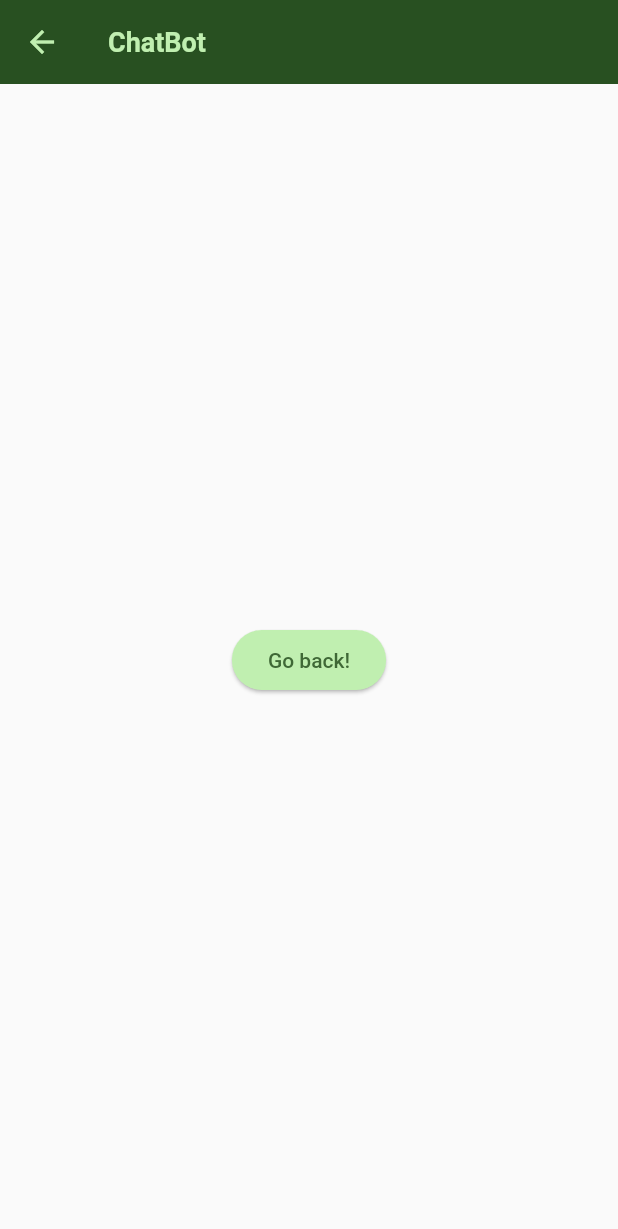
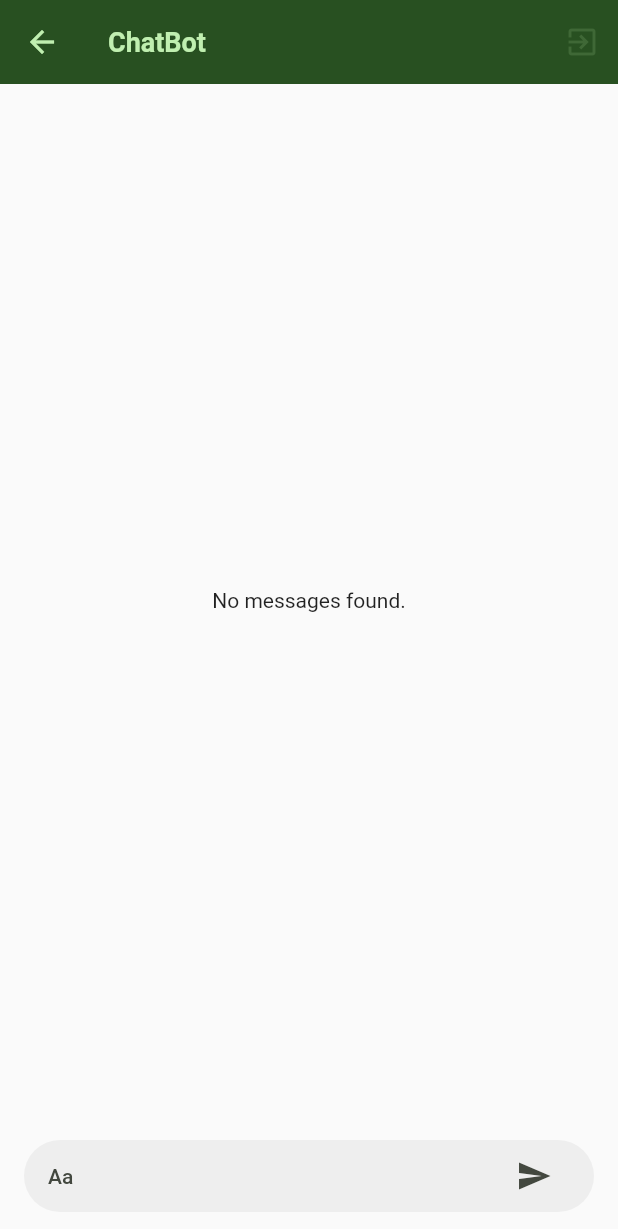
Before and after one commit to congltk1234/Chatbot-Summary, a Flutter app: the ChatScreen screen opened by its route, on a phone screen of 412 x 824 dp. Shown: the top 1229 px of the screen. Run offline on Flutter 3.47's test engine with Material 2 defaults, Android fonts, the phone set to English and light mode, and no system bars.

Commit message:
Chat Screen: sendMsgWidget and show msgfield

```diff
--- a/brycen_chat_app/lib/screens/chat_screen.dart
+++ b/brycen_chat_app/lib/screens/chat_screen.dart
@@ -1,3 +1,5 @@
+import 'package:brycen_chat_app/widgets/chat_message.dart';
+import 'package:brycen_chat_app/widgets/new_message.dart';
 import 'package:flutter/material.dart';
 
 class ChatScreen extends StatefulWidget {
@@ -14,22 +16,31 @@ class _ChatScreenState extends State<ChatScreen> {
     return Scaffold(
       appBar: AppBar(
         title: const Text('ChatBot'),
+        actions: [
+          IconButton(
+            onPressed: () {},
+            icon: Icon(
+              Icons.exit_to_app,
+              color: Theme.of(context).colorScheme.primary,
+            ),
+          ),
+        ],
       ),
-      body: Center(
-        child: ElevatedButton(
-          // Within the SecondScreen widget
-          onPressed: () {
-            Navigator.pop(context);
-          },
-          child: const Text('Go back!'),
-        ),
+      body: const Column(
+        children: [
+          Expanded(child: ChatMessages()),
+          NewMessage(),
+        ],
       ),
+      //  Center(
+      //   child: ElevatedButton(
+      //     // Within the SecondScreen widget
+      //     onPressed: () {
+      //       Navigator.pop(context);
+      //     },
+      //     child: const Text('Go back!'),
+      //   ),
+      // ),
     );
   }
 }
-
-
-// return Scaffold(
-//       appBar: AppBar(
-//         title: const Text('Second Screen'),
-//       ),
--- /dev/null
+++ b/brycen_chat_app/lib/widgets/chat_message.dart
@@ -0,0 +1,12 @@
+import 'package:flutter/material.dart';
+
+class ChatMessages extends StatelessWidget {
+  const ChatMessages({super.key});
+
+  @override
+  Widget build(BuildContext context) {
+    return Center(
+      child: Text('No messages found.'),
+    );
+  }
+}
--- /dev/null
+++ b/brycen_chat_app/lib/widgets/new_message.dart
@@ -0,0 +1,84 @@
+import 'package:flutter/material.dart';
+
+class NewMessage extends StatefulWidget {
+  const NewMessage({super.key});
+
+  @override
+  State<StatefulWidget> createState() {
+    return _NewMessageState();
+  }
+}
+
+class _NewMessageState extends State<NewMessage> {
+  var _messageController = TextEditingController();
+
+  @override
+  void dispose() {
+    _messageController.dispose();
+    super.dispose();
+  }
+
+  void _submitMessage() {
+    final enteredMessage = _messageController.text;
+
+    if (enteredMessage.trim().isEmpty) {
+      return;
+    }
+    // send to fitebase
+    _messageController.clear();
+  }
+
+  @override
+  Widget build(BuildContext context) {
+    return // input box
+        Container(
+      decoration: BoxDecoration(
+        color: Colors.grey[200],
+        borderRadius: BorderRadius.circular(32.0),
+      ),
+      margin: const EdgeInsets.symmetric(vertical: 16.0, horizontal: 16.0),
+      padding: const EdgeInsets.symmetric(vertical: 0.0, horizontal: 16.0),
+      child: Row(
+        children: [
+          Expanded(
+            child: TextField(
+              controller: _messageController,
+              decoration: const InputDecoration.collapsed(hintText: 'Aa'),
+            ),
+          ),
+          IconButton(
+              icon: const Icon(Icons.send),
+              onPressed: () {
+                _submitMessage;
+              }
+              // listen to apikey to see if changed
+              // Provider.of<ConversationProvider>(context, listen: true)
+              //             .yourApiKey ==
+              //         "YOUR_API_KEY"
+              //     ? () {
+              //         showRenameDialog(context);
+              //       }
+              //     : () {
+              //         _sendMessageAndAddToChat();
+              //       },
+              ),
+        ],
+      ),
+    );
+    // return Padding(
+    //   padding: const EdgeInsets.only(left: 15, right: 1, bottom: 14),
+    //   child: Row(
+    //     children: [
+    //       const Expanded(
+    //           child: TextField(
+    //         textCapitalization: TextCapitalization.sentences,
+    //         autocorrect: true,
+    //         enableSuggestions: true,
+    //         decoration: InputDecoration(labelText: 'Send a message...'),
+    //       )),
+    //       IconButton(onPressed: _submitMessage, icon: const Icon(Icons.send))
+    //     ],
+    //   ),
+    // );
+  }
+}
```
